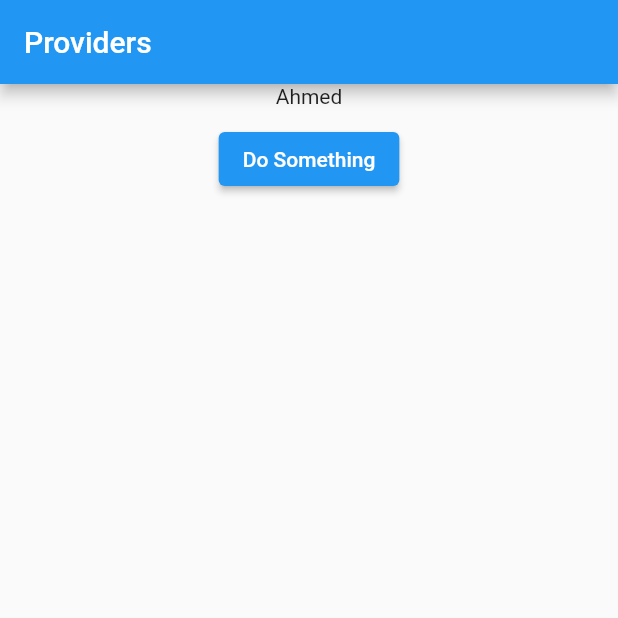
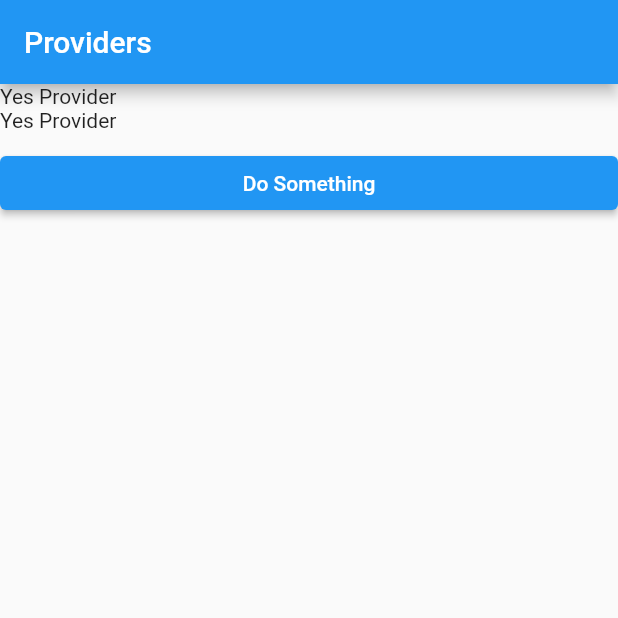
Before and after one commit to 5alafawyyy/Provider-Statemanagement, a Flutter app: the screen it shows after launch, after a tap on "Do Something", on a phone screen of 412 x 824 dp, the top half of it. Run offline on Flutter 3.47's test engine with Material 2 defaults, Android fonts, the phone set to English and light mode, and no system bars.

```diff
--- a/lib/screens/home_screen.dart
+++ b/lib/screens/home_screen.dart
@@ -7,23 +7,31 @@ class HomeScreen extends StatelessWidget {
   @override
   Widget build(BuildContext context) {
     return ChangeNotifierProvider(
-      create: (context) => Model(),
+      create: (context) => ProveOne(),
       child: Scaffold(
         appBar: AppBar(
           title: const Text("Providers"),
         ),
-        body: Consumer<Model>(builder: ((context, model, child) {
-          return Column(
+        body: ListView(
           children: [
-              Center(
-                child: Text(model.name),
-              ),
+            Consumer<ProveOne>(builder: (context, proveone, child) {
+              print("Consumer text1");
+              return Text(proveone.showsomething1);
+            }),Consumer<ProveOne>(builder: (context, proveone, child) {
+              print("Consumer text2");
+
+              return Text(proveone.showsomething1);
+            }),
             const SizedBox(
               height: 10.0,
             ),
-              ElevatedButton(
+            Consumer<ProveOne>(
+              builder: (context, proveone, child) {
+                print("Consumer button");
+
+                return ElevatedButton(
                   onPressed: () {
-                  model.changeName();
+                    proveone.dosomething();
                   },
                   style: const ButtonStyle(
                     backgroundColor: MaterialStatePropertyAll(Colors.blue),
@@ -32,19 +40,21 @@ class HomeScreen extends StatelessWidget {
                   child: const Text(
                     "Do Something",
                   ),
+                );
+              },
+            )
+          ],
         ),
-            ],
-          );
-        })),
       ),
     );
   }
 }
 
-class Model extends ChangeNotifier {
-  String name = "Welcome";
-  changeName() {
-    name = "Ahmed";
+class ProveOne extends ChangeNotifier {
+  String showsomething1 = "show something";
+  String showsomething2 = "show something";
+  dosomething() {
+    showsomething1 = "Yes Provider";
     notifyListeners();
   }
 }
```
Lines whose indentation alone changed are shown as unchanged.
